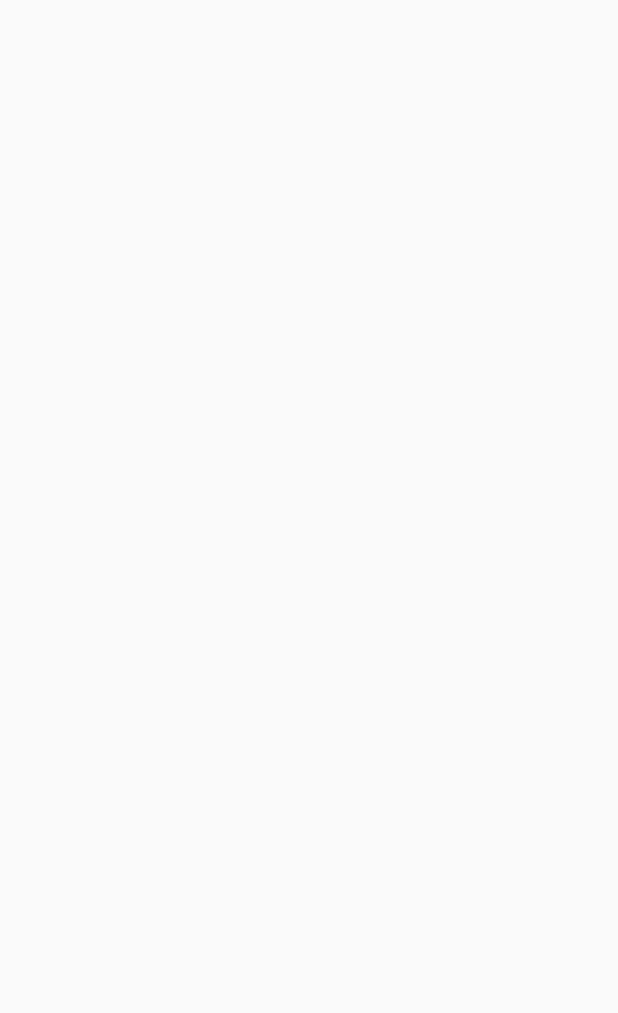
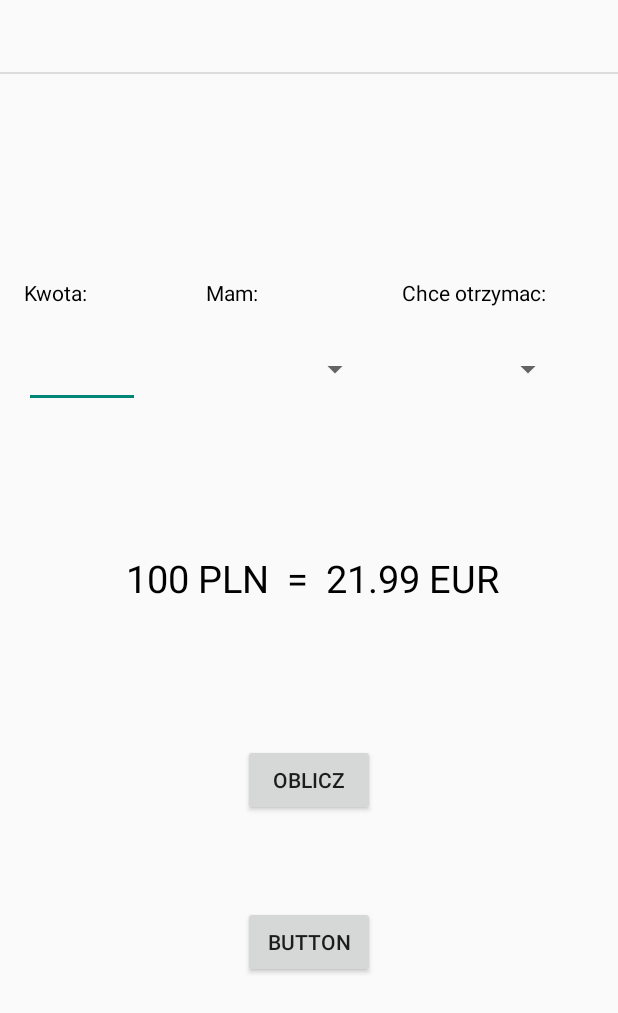
Before and after one commit to Vadym-M/Calculator, an Android app: the CalcWalut screen opened directly, with no data from a screen before it, on a phone screen of 412 x 824 dp. Before the commit the part shown is empty. Shown: the top 1013 px of the screen. Run offline under Robolectric (Android 15) with nearby library versions, the phone set to English and light mode, and no system bars; 4 statements that could not run were skipped.

Commit message:
design walutscreen

```diff
--- a/app/src/main/java/com/vinade_app/calculator/CalcWalut.java
+++ b/app/src/main/java/com/vinade_app/calculator/CalcWalut.java
@@ -6,6 +6,8 @@ import androidx.appcompat.app.AppCompatActivity;
 import android.app.Activity;
 import android.content.Context;
 import android.os.Bundle;
+import android.text.Editable;
+import android.text.TextWatcher;
 import android.util.Log;
 import android.view.LayoutInflater;
 import android.view.View;
@@ -15,6 +17,8 @@ import android.widget.BaseAdapter;
 import android.widget.EditText;
 import android.widget.FrameLayout;
 import android.widget.ListView;
+import android.widget.Spinner;
+import android.widget.SpinnerAdapter;
 import android.widget.TextView;
 
 import com.google.android.material.bottomsheet.BottomSheetDialog;
@@ -34,13 +38,34 @@ public class CalcWalut extends AppCompatActivity {
     Thread thread;
     ListView listView;
     ArrayList<Waluta> waluty;
-    TextView time;
+    TextView time, show_kwota;
     String timeParser;
+    Spinner spinner_mam, spinner_otrzymam;
+    EditText kwota;
     @Override
     protected void onCreate(Bundle savedInstanceState) {
         super.onCreate(savedInstanceState);
         setContentView(R.layout.activity_calc_walut);
+        spinner_mam = findViewById(R.id.spinner_mam);
+        spinner_otrzymam = findViewById(R.id.spinner_otrzymam);
+        kwota = findViewById(R.id.kwota);
+        kwota.addTextChangedListener(new TextWatcher() {
+            @Override
+            public void beforeTextChanged(CharSequence s, int start, int count, int after) {
 
+            }
+
+            @Override
+            public void onTextChanged(CharSequence s, int start, int before, int count) {
+                show_kwota = findViewById(R.id.show_kwota);
+                show_kwota.setText(kwota.getText());
+            }
+
+            @Override
+            public void afterTextChanged(Editable s) {
+
+            }
+        });
 
 
      run = new Runnable() {
@@ -99,9 +124,16 @@ public class CalcWalut extends AppCompatActivity {
         }
     }
         private void Init(){
-
+           String[] adapterString = new String[waluty.size()];
+           for(int i = 0 ; i< waluty.size(); i++)
+           {
+               adapterString[i]= waluty.get(i).getCurrency();
+           }
+           ArrayAdapter<String> adapter = new ArrayAdapter<String>(this, android.R.layout.simple_spinner_dropdown_item, adapterString);
+           spinner_otrzymam.setAdapter(adapter);
+           spinner_otrzymam.
+           spinner_mam.setAdapter(adapter);
             Log.d("DEBUG", " TIME CHECK -->"+ timeParser);
-
         BottomSheetDialog bottomSheetDialog = new BottomSheetDialog(this);
         bottomSheetDialog.setContentView(R.layout.currency_fragment);
         bottomSheetDialog.show();
--- a/app/src/main/res/layout/activity_calc_walut.xml
+++ b/app/src/main/res/layout/activity_calc_walut.xml
@@ -1,5 +1,5 @@
 <?xml version="1.0" encoding="utf-8"?>
-<LinearLayout xmlns:android="http://schemas.android.com/apk/res/android"
+<androidx.constraintlayout.widget.ConstraintLayout xmlns:android="http://schemas.android.com/apk/res/android"
     xmlns:app="http://schemas.android.com/apk/res-auto"
     xmlns:tools="http://schemas.android.com/tools"
     android:layout_width="match_parent"
@@ -7,4 +7,135 @@
     tools:context=".CalcWalut">
 
 
-</LinearLayout>
+    <View
+        android:id="@+id/divider2"
+        android:layout_width="match_parent"
+        android:layout_height="1dp"
+        android:layout_marginTop="48dp"
+        android:background="?android:attr/listDivider"
+        app:layout_constraintEnd_toEndOf="parent"
+        app:layout_constraintHorizontal_bias="0.0"
+        app:layout_constraintStart_toStartOf="parent"
+        app:layout_constraintTop_toTopOf="parent" />
+
+    <EditText
+        android:id="@+id/kwota"
+        android:layout_width="77dp"
+        android:layout_height="51dp"
+        android:layout_marginStart="16dp"
+        android:layout_marginTop="16dp"
+        android:ems="10"
+        android:inputType="numberSigned"
+        app:layout_constraintStart_toStartOf="parent"
+        app:layout_constraintTop_toBottomOf="@+id/textView4" />
+
+    <TextView
+        android:id="@+id/textView4"
+        android:layout_width="wrap_content"
+        android:layout_height="wrap_content"
+        android:layout_marginStart="16dp"
+        android:layout_marginTop="136dp"
+        android:text="Kwota:"
+
+        android:textColor="@color/black"
+        app:layout_constraintStart_toStartOf="parent"
+        app:layout_constraintTop_toBottomOf="@+id/divider2" />
+
+    <TextView
+        android:id="@+id/textView5"
+        android:layout_width="wrap_content"
+        android:layout_height="wrap_content"
+        android:text="Mam:"
+        android:textColor="@color/black"
+        app:layout_constraintEnd_toStartOf="@+id/textView6"
+        app:layout_constraintHorizontal_bias="0.45"
+        app:layout_constraintStart_toEndOf="@+id/textView4"
+        app:layout_constraintTop_toTopOf="@+id/textView4" />
+
+    <Button
+        android:id="@+id/button4"
+        android:layout_width="wrap_content"
+        android:layout_height="wrap_content"
+        android:layout_marginTop="224dp"
+        android:text="Oblicz"
+        app:layout_constraintEnd_toEndOf="parent"
+        app:layout_constraintStart_toStartOf="parent"
+        app:layout_constraintTop_toBottomOf="@+id/spinner_mam" />
+
+    <Button
+        android:id="@+id/button5"
+        android:layout_width="wrap_content"
+        android:layout_height="wrap_content"
+        android:layout_marginTop="60dp"
+        android:text="Button"
+        app:layout_constraintBottom_toBottomOf="parent"
+        app:layout_constraintEnd_toEndOf="parent"
+        app:layout_constraintStart_toStartOf="parent"
+        app:layout_constraintTop_toBottomOf="@+id/button4"
+        app:layout_constraintVertical_bias="0.0" />
+
+    <Spinner
+        android:id="@+id/spinner_mam"
+        android:layout_width="110dp"
+        android:layout_height="51dp"
+        android:layout_marginTop="16dp"
+        app:layout_constraintEnd_toStartOf="@+id/spinner_otrzymam"
+        app:layout_constraintHorizontal_bias="0.707"
+        app:layout_constraintStart_toEndOf="@+id/kwota"
+        app:layout_constraintTop_toBottomOf="@+id/textView5" />
+
+    <Spinner
+        android:id="@+id/spinner_otrzymam"
+        android:layout_width="110dp"
+        android:layout_height="51dp"
+        android:layout_marginTop="16dp"
+        android:layout_marginEnd="36dp"
+        app:layout_constraintEnd_toEndOf="parent"
+        app:layout_constraintTop_toBottomOf="@+id/textView6" />
+
+    <TextView
+        android:id="@+id/textView6"
+        android:layout_width="wrap_content"
+        android:layout_height="wrap_content"
+        android:layout_marginEnd="48dp"
+        android:text="Chce otrzymac:"
+        android:textColor="@color/black"
+        app:layout_constraintEnd_toEndOf="parent"
+        app:layout_constraintTop_toTopOf="@+id/textView5" />
+
+    <TextView
+        android:id="@+id/show_kwota"
+        android:layout_width="wrap_content"
+        android:layout_height="wrap_content"
+        android:layout_marginStart="84dp"
+        android:layout_marginTop="96dp"
+        android:text="100 PLN"
+        android:textColor="@color/black"
+        android:textSize="25dp"
+        app:layout_constraintStart_toStartOf="parent"
+        app:layout_constraintTop_toBottomOf="@+id/spinner_mam" />
+
+    <TextView
+        android:id="@+id/textView8"
+        android:layout_width="wrap_content"
+        android:layout_height="wrap_content"
+        android:text="21.99 EUR"
+        android:textColor="@color/black"
+        android:textSize="25dp"
+        app:layout_constraintEnd_toEndOf="parent"
+        app:layout_constraintHorizontal_bias="0.133"
+        app:layout_constraintStart_toEndOf="@+id/textView9"
+        app:layout_constraintTop_toTopOf="@+id/show_kwota" />
+
+    <TextView
+        android:id="@+id/textView9"
+        android:layout_width="wrap_content"
+        android:layout_height="wrap_content"
+        android:layout_marginStart="12dp"
+        android:text="="
+        android:textColor="@color/black"
+        android:textSize="25dp"
+        app:layout_constraintStart_toEndOf="@+id/show_kwota"
+        app:layout_constraintTop_toTopOf="@+id/show_kwota" />
+
+</androidx.constraintlayout.widget.ConstraintLayout>
--- a/app/src/main/res/values/colors.xml
+++ b/app/src/main/res/values/colors.xml
@@ -5,4 +5,5 @@
     <color name="colorAccent">#D81B60</color>
     <color name="colorPurple">#9C27B0</color>
     <color name="colorDeepPurple">#4A148C</color>
+    <color name="black">#000000</color>
 </resources>
```
